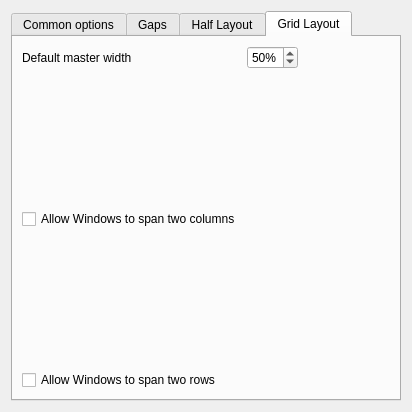
Above: contents/ui/config.ui from kwin-scripts/kwin-tiling before the change. Below: the same form after it.
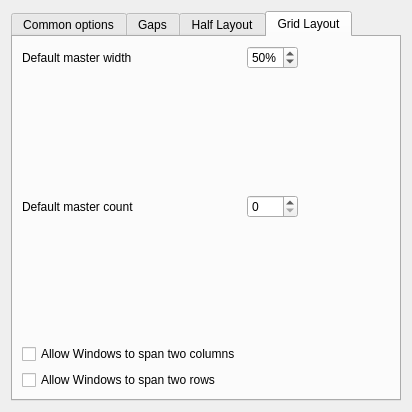
That is the form after the change. The open tabs and pages were chosen to show the change.

Commit message: added option to specify default masterCount for GridLayout

```diff
--- a/contents/ui/config.ui
+++ b/contents/ui/config.ui
@@ -396,20 +396,30 @@
          </property>
         </widget>
        </item>
-       <item row="1" column="0">
+       <item row="2" column="0">
         <widget class="QCheckBox" name="kcfg_gridLayoutColSpan">
          <property name="text">
           <string>Allow Windows to span two columns</string>
          </property>
         </widget>
        </item>
-       <item row="2" column="0">
+       <item row="3" column="0">
         <widget class="QCheckBox" name="kcfg_gridLayoutRowSpan">
          <property name="text">
           <string>Allow Windows to span two rows</string>
          </property>
         </widget>
        </item>
+       <item row="1" column="1">
+        <widget class="QSpinBox" name="kcfg_gridLayoutMasterCount"/>
+       </item>
+       <item row="1" column="0">
+        <widget class="QLabel" name="label_15">
+         <property name="text">
+          <string>Default master count</string>
+         </property>
+        </widget>
+       </item>
       </layout>
      </widget>
     </widget>
```
Left out of the diff: 1 changed line with no effect on the pictures. The commit also changes 2 other files.
